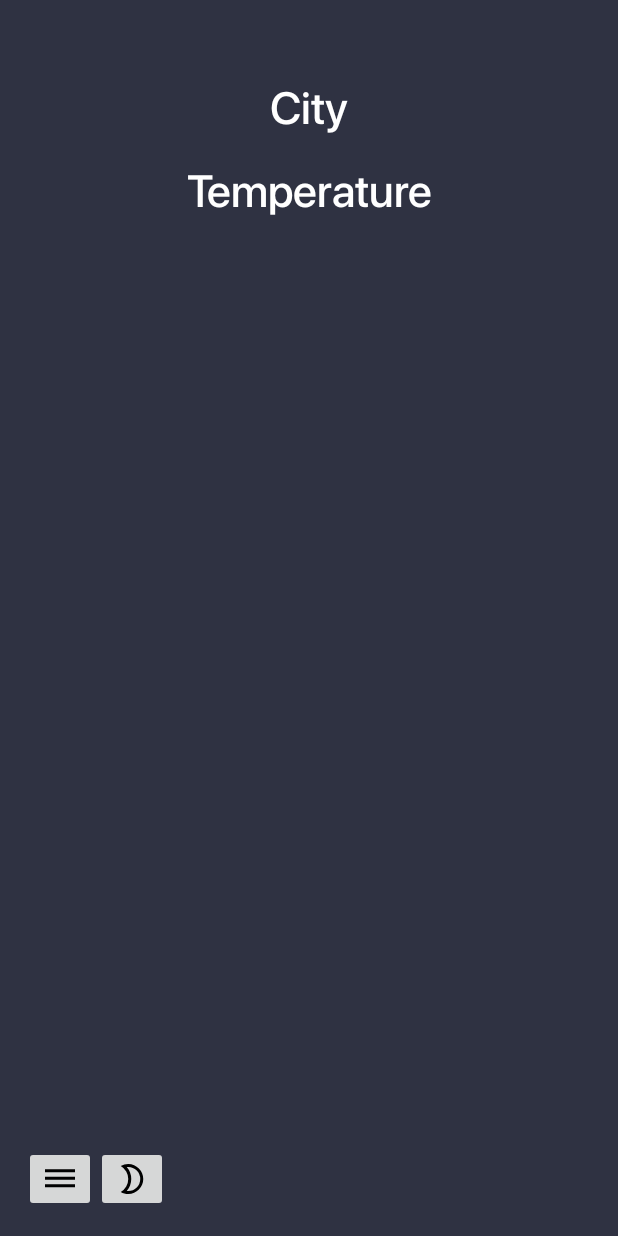
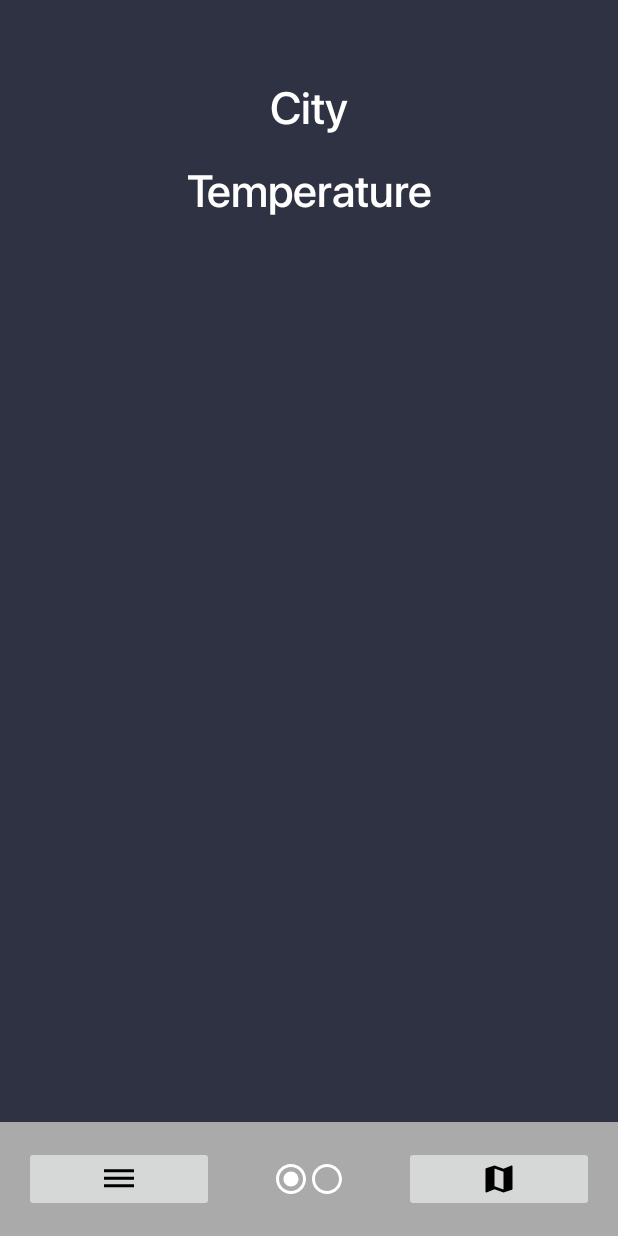
Before and after one commit to lsocpb/WeatherAppSM, an Android app: the screen it shows after launch (MainActivity), on a phone screen of 412 x 824 dp. Run offline under Robolectric (Android 15) with nearby library versions, the phone set to English and light mode, and no system bars; our stand-ins replace Picasso; pictures from the network do not load.

Commit message:
Navbar added

```diff
--- /dev/null
+++ b/app/src/main/res/drawable/baseline_map_24.xml
@@ -0,0 +1,5 @@
+<vector android:height="24dp" android:tint="#000000"
+    android:viewportHeight="24" android:viewportWidth="24"
+    android:width="24dp" xmlns:android="http://schemas.android.com/apk/res/android">
+    <path android:fillColor="@android:color/white" android:pathData="M20.5,3l-0.16,0.03L15,5.1 9,3 3.36,4.9c-0.21,0.07 -0.36,0.25 -0.36,0.48V20.5c0,0.28 0.22,0.5 0.5,0.5l0.16,-0.03L9,18.9l6,2.1 5.64,-1.9c0.21,-0.07 0.36,-0.25 0.36,-0.48V3.5c0,-0.28 -0.22,-0.5 -0.5,-0.5zM15,19l-6,-2.11V5l6,2.11V19z"/>
+</vector>
--- /dev/null
+++ b/app/src/main/res/drawable/baseline_radio_button_checked_24.xml
@@ -0,0 +1,5 @@
+<vector android:height="24dp" android:tint="#000000"
+    android:viewportHeight="24" android:viewportWidth="24"
+    android:width="24dp" xmlns:android="http://schemas.android.com/apk/res/android">
+    <path android:fillColor="@android:color/white" android:pathData="M12,7c-2.76,0 -5,2.24 -5,5s2.24,5 5,5 5,-2.24 5,-5 -2.24,-5 -5,-5zM12,2C6.48,2 2,6.48 2,12s4.48,10 10,10 10,-4.48 10,-10S17.52,2 12,2zM12,20c-4.42,0 -8,-3.58 -8,-8s3.58,-8 8,-8 8,3.58 8,8 -3.58,8 -8,8z"/>
+</vector>
--- /dev/null
+++ b/app/src/main/res/drawable/baseline_radio_button_unchecked_24.xml
@@ -0,0 +1,5 @@
+<vector android:height="24dp" android:tint="#000000"
+    android:viewportHeight="24" android:viewportWidth="24"
+    android:width="24dp" xmlns:android="http://schemas.android.com/apk/res/android">
+    <path android:fillColor="@android:color/white" android:pathData="M12,2C6.48,2 2,6.48 2,12s4.48,10 10,10 10,-4.48 10,-10S17.52,2 12,2zM12,20c-4.42,0 -8,-3.58 -8,-8s3.58,-8 8,-8 8,3.58 8,8 -3.58,8 -8,8z"/>
+</vector>
--- a/app/src/main/res/layout/activity_main.xml
+++ b/app/src/main/res/layout/activity_main.xml
@@ -54,20 +54,42 @@
         android:layout_alignParentBottom="true"
         android:orientation="horizontal"
         android:padding="16dp"
-        android:background="@android:color/transparent">
+        android:background="@android:color/darker_gray"
+        android:gravity="center_vertical">
 
         <ImageButton
             android:id="@+id/toolbar_item1"
-            android:layout_width="wrap_content"
+            android:layout_width="0dp"
             android:layout_height="wrap_content"
+            android:layout_weight="1"
             android:src="@drawable/ic_dehaze" />
+
+        <LinearLayout
+            android:layout_width="0dp"
+            android:layout_height="wrap_content"
+            android:layout_weight="1"
+            android:gravity="center"
+            android:orientation="horizontal">
+
+            <ImageView
+                android:layout_width="wrap_content"
+                android:layout_height="wrap_content"
+                android:src="@drawable/baseline_radio_button_checked_24"
+                app:tint="@android:color/white" />
+
+            <ImageView
+                android:layout_width="wrap_content"
+                android:layout_height="wrap_content"
+                android:src="@drawable/baseline_radio_button_unchecked_24"
+                app:tint="@android:color/white" />
+        </LinearLayout>
 
         <ImageButton
             android:id="@+id/toolbar_item2"
-            android:layout_width="wrap_content"
+            android:layout_width="0dp"
             android:layout_height="wrap_content"
-            android:src="@drawable/ic_map" />
-
+            android:layout_weight="1"
+            android:src="@drawable/baseline_map_24" />
 
     </LinearLayout>
 
--- a/build.gradle.kts
+++ b/build.gradle.kts
@@ -1,4 +1,4 @@
 // Top-level build file where you can add configuration options common to all sub-projects/modules.
 plugins {
-    id("com.android.application") version "8.2.0" apply false
+    id("com.android.application") version "8.2.1" apply false
 }
```
